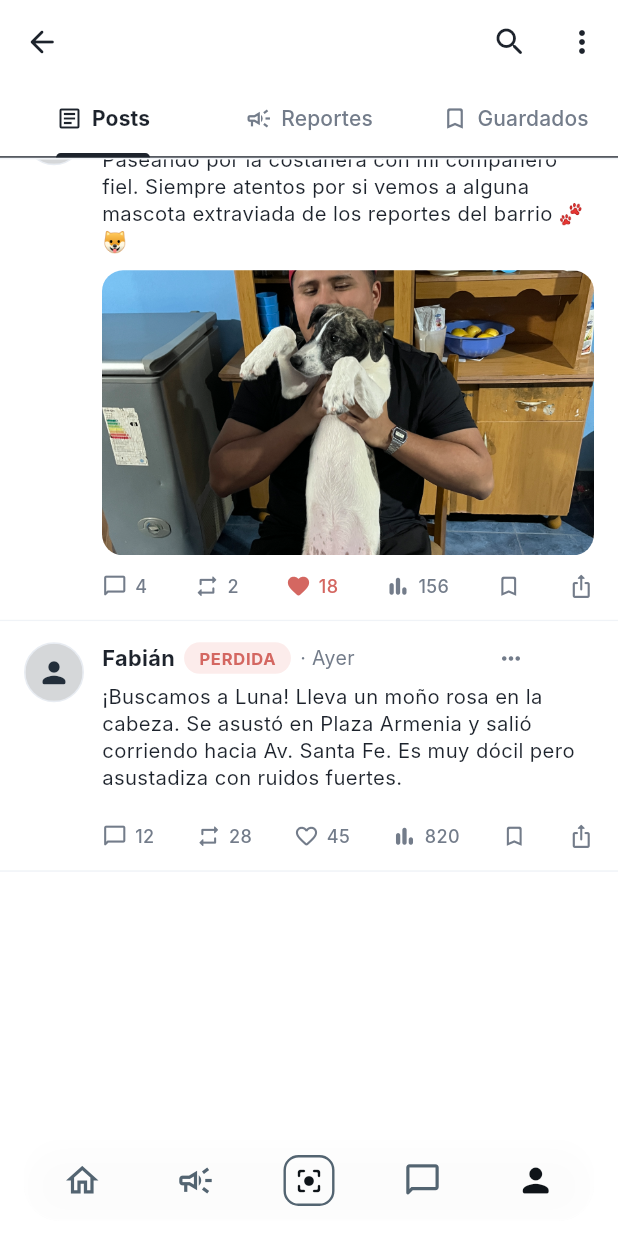
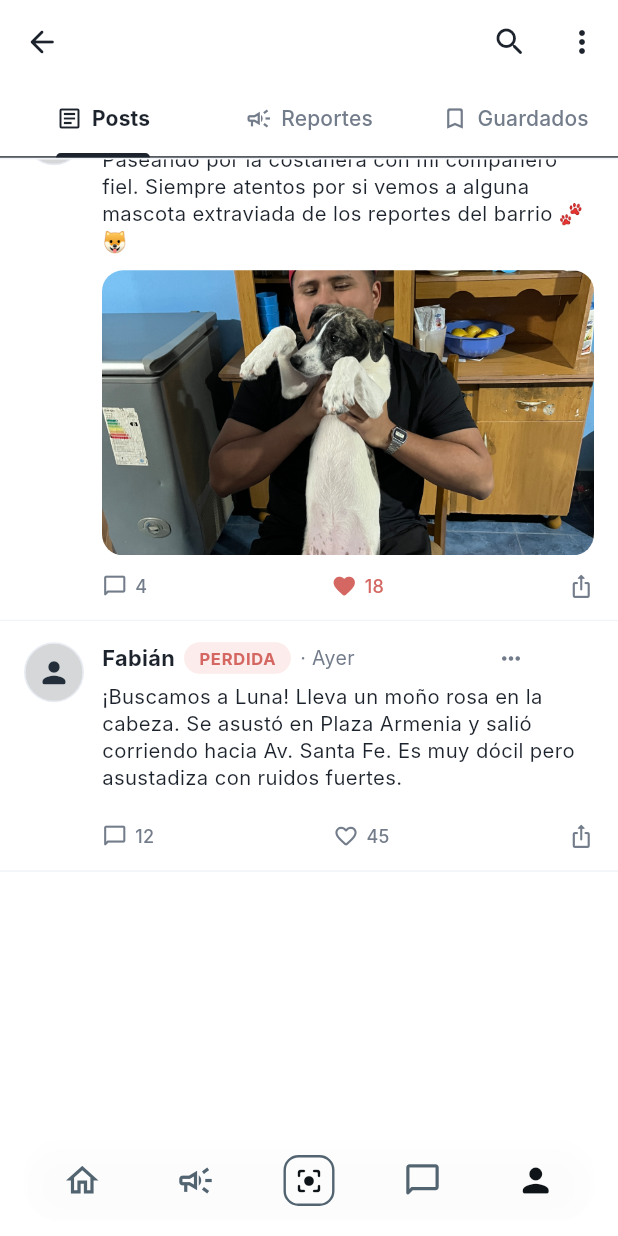
Before and after one commit to fabianmolinaaa/Yago, a Flutter app: the screen it shows once a user with an empty profile is signed in, item 5 of the bottom bar chosen, scrolled down 378 dp, on a phone screen of 412 x 824 dp. Run offline on Flutter 3.47's test engine with Material 3 defaults, Android fonts, the phone set to English and light mode, and no system bars; our stand-ins replace cloud_firestore, firebase_auth, firebase_core, firebase_storage, image_picker; accounts and stored records are empty; network calls fail; Roboto replaces fonts that are missing (Inter).

Commit message:
HU-S1-05: fix(profile): simplifica barra de interaccion removiendo reposts, estadisticas y guardados

```diff
--- a/lib/screens/home/profile_tab.dart
+++ b/lib/screens/home/profile_tab.dart
@@ -480,8 +480,6 @@ class _ProfileTabState extends State<ProfileTab> {
               'Paseando por la costanera con mi compañero fiel. Siempre atentos por si vemos a alguna mascota extraviada de los reportes del barrio 🐾🐶',
           imageUrl: 'assets/images/IMG_5667.JPG',
           commentsCount: 4,
-          repostsCount: 2,
-          viewsCount: 156,
         ),
 
         // Publicación de reporte de mascota del usuario:
@@ -499,8 +497,6 @@ class _ProfileTabState extends State<ProfileTab> {
             imageUrl: myReports.first.imageUrl,
             pet: myReports.first,
             commentsCount: 12,
-            repostsCount: 28,
-            viewsCount: 820,
           ),
 
         // Resto de reportes del usuario si hubiera más
@@ -516,8 +512,6 @@ class _ProfileTabState extends State<ProfileTab> {
             imageUrl: myReports[i].imageUrl,
             pet: myReports[i],
             commentsCount: 3,
-            repostsCount: 5,
-            viewsCount: 210,
           ),
       ],
     );
@@ -702,8 +696,6 @@ class _ProfileTabState extends State<ProfileTab> {
     String? imageUrl,
     Pet? pet,
     required int commentsCount,
-    required int repostsCount,
-    required int viewsCount,
   }) {
     final isLiked = _likedPostIds.contains(postId);
     final likesCount = _postLikesCount[postId] ?? 0;
@@ -811,17 +803,13 @@ class _ProfileTabState extends State<ProfileTab> {
                 ],
                 const SizedBox(height: 12),
 
-                // Barra de interacciones estilo X (comentarios, reposts, likes, vistas, compartir)
+                // Barra de interacciones (comentarios, me gusta, compartir)
                 Row(
                   mainAxisAlignment: MainAxisAlignment.spaceBetween,
                   children: [
                     _buildIconAction(
                       Icons.chat_bubble_outline_rounded,
                       '$commentsCount',
-                    ),
-                    _buildIconAction(
-                      Icons.repeat_rounded,
-                      '$repostsCount',
                     ),
                     GestureDetector(
                       onTap: () => _toggleLike(postId),
@@ -850,15 +838,6 @@ class _ProfileTabState extends State<ProfileTab> {
                           ),
                         ],
                       ),
-                    ),
-                    _buildIconAction(
-                      Icons.bar_chart_rounded,
-                      '$viewsCount',
-                    ),
-                    const Icon(
-                      Icons.bookmark_border_rounded,
-                      size: 17,
-                      color: AppColors.twitterAction,
                     ),
                     const Icon(
                       Icons.ios_share_rounded,
```
